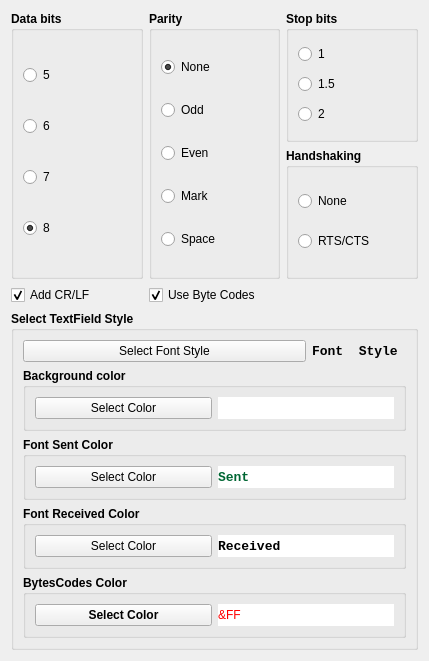
Qt form Settings.ui (notiel/OstrannaTerminal) before a commit.
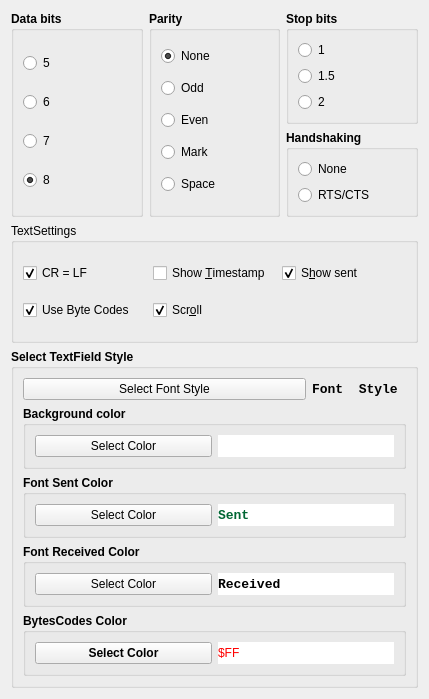
The same form after that commit. Icons and pictures are not drawn.

What changed in the file:
```diff
--- a/Settings.ui
+++ b/Settings.ui
@@ -7,23 +7,13 @@
     <x>0</x>
     <y>0</y>
     <width>429</width>
-    <height>661</height>
+    <height>699</height>
    </rect>
   </property>
   <property name="windowTitle">
    <string>Settings</string>
   </property>
   <layout class="QGridLayout" name="gridLayout">
-   <item row="2" column="0">
-    <widget class="QCheckBox" name="CBEndLine">
-     <property name="text">
-      <string>Add CR/LF</string>
-     </property>
-     <property name="checked">
-      <bool>true</bool>
-     </property>
-    </widget>
-   </item>
    <item row="0" column="1" rowspan="2">
     <widget class="QGroupBox" name="GBParity">
      <property name="font">
@@ -275,7 +265,7 @@
      </layout>
     </widget>
    </item>
-   <item row="3" column="0" colspan="3">
+   <item row="4" column="0" colspan="3">
     <widget class="QGroupBox" name="GBColor">
      <property name="font">
       <font>
@@ -464,7 +454,7 @@
             <string notr="true">background-color:rgb(255, 255, 255); color:rgb(255, 0, 0);</string>
            </property>
            <property name="text">
-            <string>&amp;FF</string>
+            <string>$FF</string>
            </property>
           </widget>
          </item>
@@ -474,14 +464,60 @@
      </layout>
     </widget>
    </item>
-   <item row="2" column="1">
-    <widget class="QCheckBox" name="CBBytes">
-     <property name="text">
-      <string>Use Byte Codes</string>
+   <item row="2" column="0" rowspan="2" colspan="3">
+    <widget class="QGroupBox" name="CBTextSettings">
+     <property name="title">
+      <string>TextSettings</string>
      </property>
-     <property name="checked">
-      <bool>true</bool>
-     </property>
+     <layout class="QGridLayout" name="gridLayout_8">
+      <item row="0" column="1">
+       <widget class="QCheckBox" name="CBTime">
+        <property name="text">
+         <string>Show &amp;Timestamp</string>
+        </property>
+       </widget>
+      </item>
+      <item row="1" column="0">
+       <widget class="QCheckBox" name="CBBytes">
+        <property name="text">
+         <string>Use Byte Codes</string>
+        </property>
+        <property name="checked">
+         <bool>true</bool>
+        </property>
+       </widget>
+      </item>
+      <item row="1" column="1">
+       <widget class="QCheckBox" name="CBScroll">
+        <property name="text">
+         <string>Scr&amp;oll</string>
+        </property>
+        <property name="checked">
+         <bool>true</bool>
+        </property>
+       </widget>
+      </item>
+      <item row="0" column="0">
+       <widget class="QCheckBox" name="CBEndLine">
+        <property name="text">
+         <string>CR = LF</string>
+        </property>
+        <property name="checked">
+         <bool>true</bool>
+        </property>
+       </widget>
+      </item>
+      <item row="0" column="2">
+       <widget class="QCheckBox" name="CBShowSent">
+        <property name="text">
+         <string>S&amp;how sent </string>
+        </property>
+        <property name="checked">
+         <bool>true</bool>
+        </property>
+       </widget>
+      </item>
+     </layout>
     </widget>
    </item>
   </layout>
```
Left out of the diff: 9 changed lines with no effect on the pictures.
